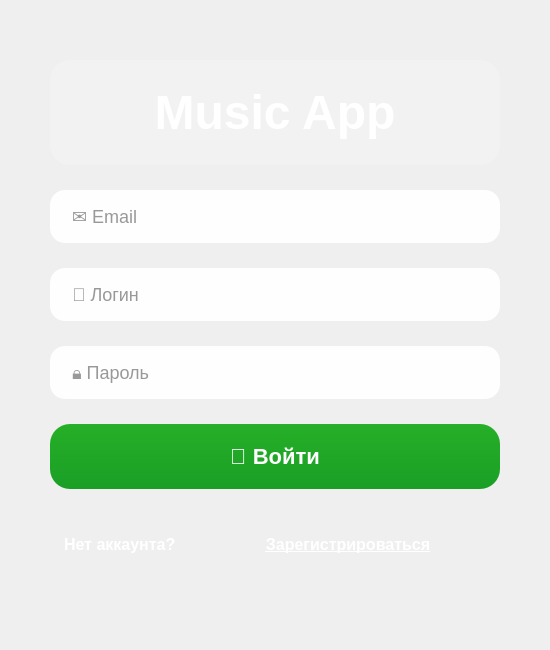
Old version of the form app/ui/auth.ui in the repository vasilisqq/music_app.
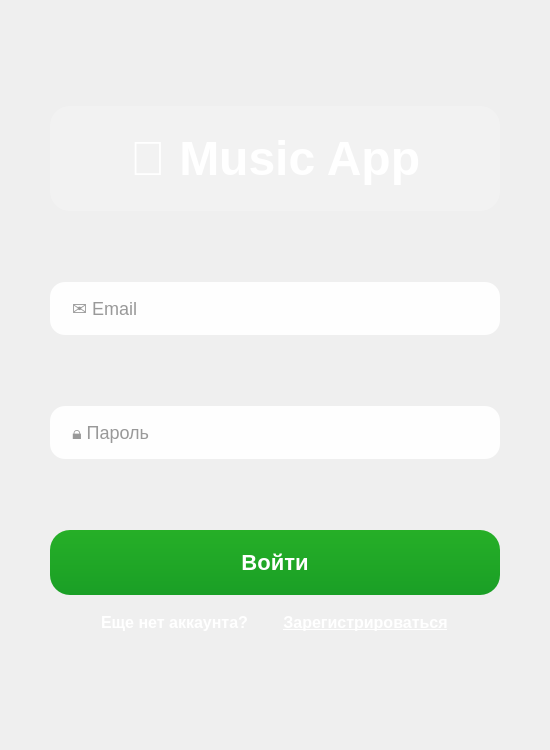
New version of the form. The open tabs and pages were chosen to show the change.

Patch:
```diff
--- a/app/ui/auth.ui
+++ b/app/ui/auth.ui
@@ -7,7 +7,7 @@
     <x>0</x>
     <y>0</y>
     <width>550</width>
-    <height>650</height>
+    <height>750</height>
    </rect>
   </property>
   <property name="sizePolicy">
@@ -19,13 +19,13 @@
   <property name="minimumSize">
    <size>
     <width>550</width>
-    <height>650</height>
+    <height>750</height>
    </size>
   </property>
   <property name="maximumSize">
    <size>
     <width>550</width>
-    <height>650</height>
+    <height>750</height>
    </size>
   </property>
   <property name="windowTitle">
@@ -38,7 +38,7 @@
 }
 
 /* Заголовок */
-QLabel#titleLabel {
+QLabel#titleLabel, QLabel#titleLabel1 {
   color: rgb(255,255,255); font-size: 36pt; font-weight: 700;
   background: rgba(255,255,255,0.2); border-radius: 20px; padding: 25px;
 }
@@ -54,8 +54,8 @@
   padding: 12px 17px; 
 }
 
-/* БОЛЬШАЯ ЗЕЛЁНАЯ КНОПКА ВОЙТИ */
-QPushButton#authBtn {
+/* КНОПКА ВОЙТИ / РЕГИСТРАЦИИ */
+QPushButton#authBtn, QPushButton#regBtn {
   background: qlineargradient(x1:0, y1:0, x2:0, y2:1, stop:0 #26af27, stop:1 #1a9f26);
   color: white; padding: 20px; border-radius: 20px; font-size: 22px; font-weight: 700;
   border: none;
@@ -67,8 +67,8 @@
   background: rgb(9, 140, 12); 
 }
 
-/* ПРОЗРАЧНАЯ КНОПКА РЕГИСТРАЦИИ */
-QPushButton#switch {
+/* ПРОЗРАЧНАЯ КНОПКА ПЕРЕКЛЮЧЕНИЯ */
+QPushButton#switch, QPushButton#switch_2 {
   background: transparent; 
   color: rgb(255,255,255); 
   font-size: 16px; 
@@ -84,25 +84,50 @@
   text-decoration: none;
 }
 
-/* ТЕКСТ "Нет аккаунта?" */
-QLabel#label {
+/* ТЕКСТ */
+QLabel#label, QLabel#label1 {
   color: rgb(255,255,255); 
   font-size: 16px; 
   font-weight: 500;
   padding: 0 10px;
 }
 
-/* Контейнеры без лишних отступов */
+/* Контейнеры */
 QWidget#widget, QWidget#widget_2 {
   margin: 0; padding: 0;
 }
 QHBoxLayout, QVBoxLayout {
   margin: 0; padding: 0;
+}
+QStackedWidget {
+  background: transparent;
 }</string>
   </property>
   <widget class="QWidget" name="centralwidget">
    <layout class="QVBoxLayout" name="verticalLayout">
     <property name="spacing">
+     <number>0</number>
+    </property>
+    <property name="leftMargin">
+     <number>0</number>
+    </property>
+    <property name="topMargin">
+     <number>0</number>
+    </property>
+    <property name="rightMargin">
+     <number>0</number>
+    </property>
+    <property name="bottomMargin">
+     <number>0</number>
+    </property>
+    <item>
+     <widget class="QStackedWidget" name="stackedWidget">
+      <property name="currentIndex">
+       <number>0</number>
+      </property>
+      <widget class="QWidget" name="regPage">
+       <layout class="QVBoxLayout" name="verticalLayout_auth">
+        <property name="spacing">
      <number>25</number>
     </property>
     <property name="leftMargin">
@@ -171,25 +196,22 @@
      </widget>
     </item>
     <item>
-     <widget class="QWidget" name="widget_2">
+         <widget class="QLineEdit" name="passwordConfirmInput">
+          <property name="echoMode">
+           <enum>QLineEdit::EchoMode::Password</enum>
+          </property>
+          <property name="placeholderText">
+           <string>🔒 Подтверждение пароля</string>
+          </property>
+         </widget>
+        </item>
+        <item>
       <layout class="QVBoxLayout" name="verticalLayout_3">
        <property name="spacing">
         <number>10</number>
        </property>
-       <property name="leftMargin">
-        <number>0</number>
-       </property>
-       <property name="topMargin">
-        <number>0</number>
-       </property>
-       <property name="rightMargin">
-        <number>0</number>
-       </property>
-       <property name="bottomMargin">
-        <number>0</number>
-       </property>
        <item>
-        <widget class="QPushButton" name="authBtn">
+           <widget class="QPushButton" name="regBtn">
          <property name="sizePolicy">
           <sizepolicy hsizetype="MinimumExpanding" vsizetype="Fixed">
            <horstretch>0</horstretch>
@@ -199,40 +221,37 @@
          <property name="font">
           <font>
            <family>Segoe UI</family>
-           <pointsize>22</pointsize>
-           <weight>75</weight>
+              <pointsize>-1</pointsize>
+              <bold>true</bold>
           </font>
          </property>
          <property name="text">
-          <string>🚀 Войти</string>
-         </property>
-         <property name="objectName">
-          <string>authBtn</string>
+             <string>Зарегистрироваться</string>
          </property>
         </widget>
        </item>
        <item>
-        <widget class="QWidget" name="widget">
          <layout class="QHBoxLayout" name="horizontalLayout">
           <property name="spacing">
            <number>5</number>
           </property>
-          <property name="leftMargin">
-           <number>0</number>
-          </property>
-          <property name="topMargin">
-           <number>0</number>
-          </property>
-          <property name="rightMargin">
-           <number>0</number>
-          </property>
-          <property name="bottomMargin">
-           <number>0</number>
-          </property>
           <item>
+             <spacer name="horizontalSpacer_2">
+              <property name="orientation">
+               <enum>Qt::Orientation::Horizontal</enum>
+              </property>
+              <property name="sizeHint" stdset="0">
+               <size>
+                <width>40</width>
+                <height>20</height>
+               </size>
+              </property>
+             </spacer>
+            </item>
+            <item alignment="Qt::AlignmentFlag::AlignHCenter|Qt::AlignmentFlag::AlignVCenter">
            <widget class="QLabel" name="label">
             <property name="sizePolicy">
-             <sizepolicy hsizetype="Preferred" vsizetype="Maximum">
+               <sizepolicy hsizetype="Maximum" vsizetype="Maximum">
               <horstretch>0</horstretch>
               <verstretch>0</verstretch>
              </sizepolicy>
@@ -240,19 +259,19 @@
             <property name="font">
              <font>
               <family>Segoe UI</family>
-              <pointsize>16</pointsize>
-              <weight>50</weight>
+                <pointsize>-1</pointsize>
+                <fontweight>Medium</fontweight>
              </font>
             </property>
             <property name="text">
-             <string>Нет аккаунта?</string>
+               <string>Уже есть аккаунт?</string>
             </property>
            </widget>
           </item>
           <item>
            <widget class="QPushButton" name="switch">
             <property name="sizePolicy">
-             <sizepolicy hsizetype="MinimumExpanding" vsizetype="Minimum">
+               <sizepolicy hsizetype="Maximum" vsizetype="Maximum">
               <horstretch>0</horstretch>
               <verstretch>0</verstretch>
              </sizepolicy>
@@ -260,22 +279,201 @@
             <property name="font">
              <font>
               <family>Segoe UI</family>
-              <pointsize>16</pointsize>
-              <weight>75</weight>
+                <pointsize>-1</pointsize>
+                <underline>true</underline>
+                <fontweight>DemiBold</fontweight>
+               </font>
+              </property>
+              <property name="text">
+               <string>Войти</string>
+              </property>
+             </widget>
+            </item>
+            <item>
+             <spacer name="horizontalSpacer">
+              <property name="orientation">
+               <enum>Qt::Orientation::Horizontal</enum>
+              </property>
+              <property name="sizeHint" stdset="0">
+               <size>
+                <width>40</width>
+                <height>20</height>
+               </size>
+              </property>
+             </spacer>
+            </item>
+           </layout>
+          </item>
+         </layout>
+        </item>
+       </layout>
+      </widget>
+      <widget class="QWidget" name="logPage">
+       <layout class="QVBoxLayout" name="verticalLayout_auth">
+        <property name="spacing">
+         <number>25</number>
+        </property>
+        <property name="leftMargin">
+         <number>50</number>
+        </property>
+        <property name="topMargin">
+         <number>60</number>
+        </property>
+        <property name="rightMargin">
+         <number>50</number>
+        </property>
+        <property name="bottomMargin">
+         <number>60</number>
+        </property>
+        <item>
+         <widget class="QLabel" name="titleLabel1">
+          <property name="sizePolicy">
+           <sizepolicy hsizetype="Expanding" vsizetype="Fixed">
+            <horstretch>0</horstretch>
+            <verstretch>0</verstretch>
+           </sizepolicy>
+          </property>
+          <property name="minimumSize">
+           <size>
+            <width>0</width>
+            <height>80</height>
+           </size>
+          </property>
+          <property name="font">
+           <font>
+            <family>Segoe UI</family>
+            <pointsize>36</pointsize>
+            <bold>true</bold>
+           </font>
+          </property>
+          <property name="text">
+           <string>🎵 Music App</string>
+          </property>
+          <property name="alignment">
+           <set>Qt::AlignmentFlag::AlignCenter</set>
+          </property>
+         </widget>
+        </item>
+        <item>
+         <widget class="QLineEdit" name="emailInput">
+          <property name="placeholderText">
+           <string>✉️ Email</string>
+          </property>
+         </widget>
+        </item>
+        <item>
+         <widget class="QLineEdit" name="passwordInput">
+          <property name="echoMode">
+           <enum>QLineEdit::EchoMode::Password</enum>
+          </property>
+          <property name="placeholderText">
+           <string>🔒 Пароль</string>
+          </property>
+         </widget>
+        </item>
+        <item>
+         <layout class="QVBoxLayout" name="verticalLayout_3">
+          <property name="spacing">
+           <number>10</number>
+          </property>
+          <item>
+           <widget class="QPushButton" name="authBtn">
+            <property name="sizePolicy">
+             <sizepolicy hsizetype="MinimumExpanding" vsizetype="Fixed">
+              <horstretch>0</horstretch>
+              <verstretch>0</verstretch>
+             </sizepolicy>
+            </property>
+            <property name="font">
+             <font>
+              <family>Segoe UI</family>
+              <pointsize>-1</pointsize>
+              <bold>true</bold>
+             </font>
+            </property>
+            <property name="text">
+             <string>Войти</string>
+            </property>
+           </widget>
+          </item>
+          <item>
+           <layout class="QHBoxLayout" name="horizontalLayout">
+            <property name="spacing">
+             <number>5</number>
+            </property>
+            <item>
+             <spacer name="horizontalSpacer_2">
+              <property name="orientation">
+               <enum>Qt::Orientation::Horizontal</enum>
+              </property>
+              <property name="sizeHint" stdset="0">
+               <size>
+                <width>40</width>
+                <height>20</height>
+               </size>
+              </property>
+             </spacer>
+            </item>
+            <item alignment="Qt::AlignmentFlag::AlignHCenter|Qt::AlignmentFlag::AlignVCenter">
+             <widget class="QLabel" name="label1">
+              <property name="sizePolicy">
+               <sizepolicy hsizetype="Maximum" vsizetype="Maximum">
+                <horstretch>0</horstretch>
+                <verstretch>0</verstretch>
+               </sizepolicy>
+              </property>
+              <property name="font">
+               <font>
+                <family>Segoe UI</family>
+                <pointsize>-1</pointsize>
+                <fontweight>Medium</fontweight>
+               </font>
+              </property>
+              <property name="text">
+               <string>Еще нет аккаунта?</string>
+              </property>
+             </widget>
+            </item>
+            <item>
+             <widget class="QPushButton" name="switch_2">
+              <property name="sizePolicy">
+               <sizepolicy hsizetype="Maximum" vsizetype="Maximum">
+                <horstretch>0</horstretch>
+                <verstretch>0</verstretch>
+               </sizepolicy>
+              </property>
+              <property name="font">
+               <font>
+                <family>Segoe UI</family>
+                <pointsize>-1</pointsize>
+                <underline>true</underline>
+                <fontweight>DemiBold</fontweight>
              </font>
             </property>
             <property name="text">
              <string>Зарегистрироваться</string>
             </property>
-            <property name="objectName">
-             <string>switch</string>
-            </property>
-           </widget>
-          </item>
-         </layout>
-        </widget>
-       </item>
-      </layout>
+             </widget>
+            </item>
+            <item>
+             <spacer name="horizontalSpacer">
+              <property name="orientation">
+               <enum>Qt::Orientation::Horizontal</enum>
+              </property>
+              <property name="sizeHint" stdset="0">
+               <size>
+                <width>40</width>
+                <height>20</height>
+               </size>
+              </property>
+             </spacer>
+            </item>
+           </layout>
+          </item>
+         </layout>
+        </item>
+       </layout>
+      </widget>
      </widget>
     </item>
    </layout>
```
Left out of the diff: 16 changed lines with no effect on the pictures. Lines whose indentation alone changed are shown as unchanged.
